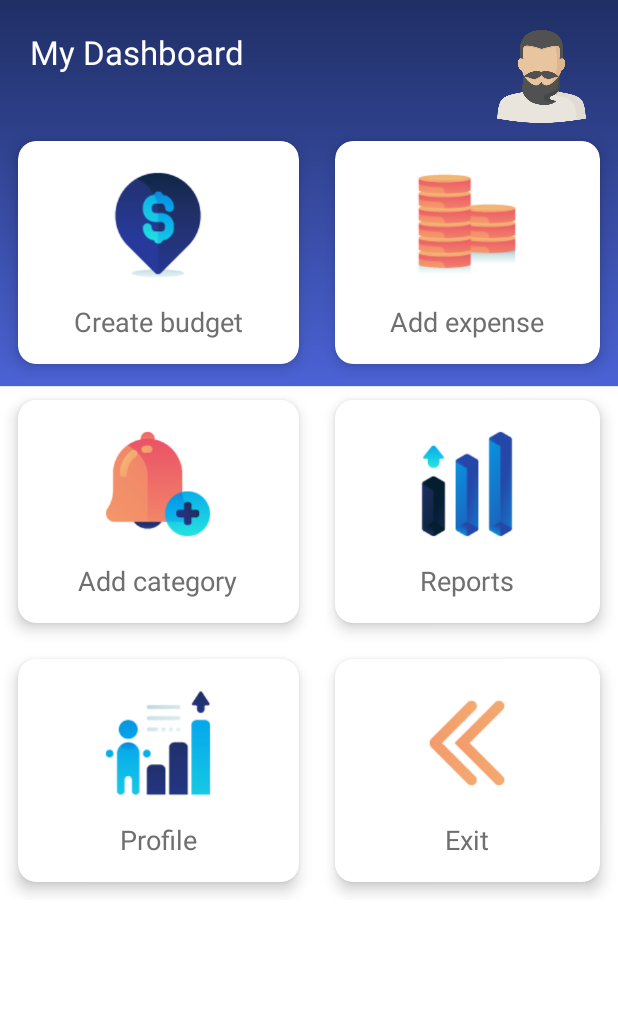
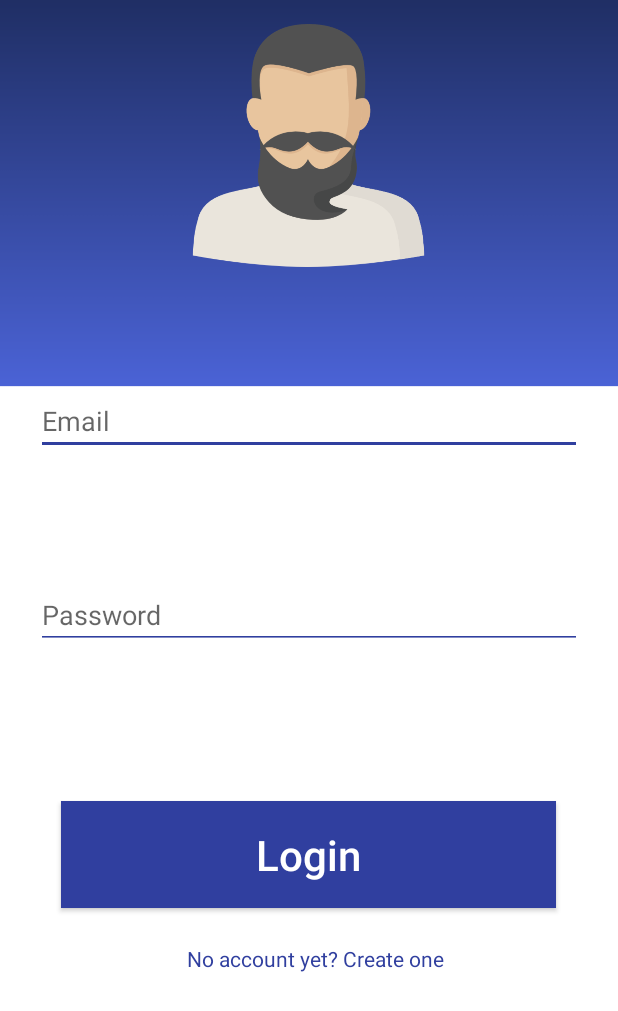
Before and after one commit to imalK96/budgetApp, an Android app: the screen it shows after launch (MainActivity before the commit, LoginActivity after it), on a phone screen of 412 x 824 dp. Shown: the top 1011 px of the screen. Run offline under Robolectric (Android 15) with nearby library versions, the phone set to English and light mode, and no system bars.

Commit message:
Added login ui and navigation to dashboard

```diff
--- a/app/src/main/AndroidManifest.xml
+++ b/app/src/main/AndroidManifest.xml
@@ -9,7 +9,8 @@
         android:roundIcon="@mipmap/ic_launcher_round"
         android:supportsRtl="true"
         android:theme="@style/AppTheme">
-        <activity android:name=".MainActivity">
+        <activity android:name=".MainActivity"></activity>
+        <activity android:name=".LoginActivity">
             <intent-filter>
                 <action android:name="android.intent.action.MAIN" />
 
--- /dev/null
+++ b/app/src/main/java/com/example/imal/LoginActivity.java
@@ -0,0 +1,29 @@
+package com.example.imal;
+
+import androidx.appcompat.app.AppCompatActivity;
+
+import android.content.Intent;
+import android.os.Bundle;
+import android.view.View;
+import android.widget.Button;
+import android.widget.TextView;
+
+public class LoginActivity extends AppCompatActivity {
+
+    private Button loginBtn;
+    private TextView emailTxt, pwTxt;
+
+    @Override
+    protected void onCreate(Bundle savedInstanceState) {
+        super.onCreate(savedInstanceState);
+        setContentView(R.layout.activity_login);
+
+        loginBtn = findViewById(R.id.loginBtn);
+
+    }
+
+    public void Login(View v){
+        Intent loginIntent = new Intent(getBaseContext(), MainActivity.class);
+        startActivity(loginIntent);
+    }
+}
--- /dev/null
+++ b/app/src/main/res/layout/activity_login.xml
@@ -0,0 +1,100 @@
+<?xml version="1.0" encoding="utf-8"?>
+<androidx.constraintlayout.widget.ConstraintLayout xmlns:android="http://schemas.android.com/apk/res/android"
+    xmlns:app="http://schemas.android.com/apk/res-auto"
+    xmlns:tools="http://schemas.android.com/tools"
+    android:layout_width="match_parent"
+    android:layout_height="match_parent"
+    android:background="@drawable/bgapps"
+    tools:context=".LoginActivity">
+
+    <ImageView
+        android:id="@+id/userIcon"
+        android:layout_width="186dp"
+        android:layout_height="162dp"
+        android:layout_marginStart="8dp"
+        android:layout_marginTop="16dp"
+        android:layout_marginEnd="8dp"
+        android:layout_marginBottom="8dp"
+        app:layout_constraintBottom_toTopOf="@+id/usernameBox"
+        app:layout_constraintEnd_toEndOf="parent"
+        app:layout_constraintHorizontal_bias="0.497"
+        app:layout_constraintStart_toStartOf="parent"
+        app:layout_constraintTop_toTopOf="parent"
+        app:layout_constraintVertical_bias="0.065"
+        app:srcCompat="@drawable/profile_pic" />
+
+    <EditText
+        android:id="@+id/usernameBox"
+        android:layout_width="0dp"
+        android:layout_height="wrap_content"
+        android:layout_marginStart="24dp"
+        android:layout_marginTop="80dp"
+        android:layout_marginEnd="24dp"
+        android:backgroundTint="@color/colorPrimaryDark"
+        android:ems="10"
+        android:hint="@string/login_emailHint"
+        android:inputType="textEmailAddress"
+        app:layout_constraintEnd_toEndOf="parent"
+        app:layout_constraintStart_toStartOf="parent"
+        app:layout_constraintTop_toBottomOf="@+id/userIcon"
+        android:autofillHints="" />
+
+    <EditText
+        android:id="@+id/passwordBox"
+        android:layout_width="0dp"
+        android:layout_height="wrap_content"
+        android:layout_marginStart="24dp"
+        android:layout_marginTop="8dp"
+        android:layout_marginEnd="24dp"
+        android:layout_marginBottom="8dp"
+        android:backgroundTint="@color/colorPrimaryDark"
+        android:ems="10"
+        android:hint="@string/login_pwHint"
+        android:inputType="textPassword"
+        android:singleLine="true"
+        app:layout_constraintBottom_toBottomOf="parent"
+        app:layout_constraintEnd_toEndOf="parent"
+        app:layout_constraintHorizontal_bias="0.0"
+        app:layout_constraintStart_toStartOf="parent"
+        app:layout_constraintTop_toBottomOf="@+id/usernameBox"
+        app:layout_constraintVertical_bias="0.166"
+        tools:visibility="visible"
+        android:autofillHints="" />
+
+    <Button
+        android:id="@+id/loginBtn"
+        android:layout_width="330dp"
+        android:layout_height="71dp"
+        android:layout_marginStart="24dp"
+        android:layout_marginTop="8dp"
+        android:layout_marginEnd="24dp"
+        android:layout_marginBottom="44dp"
+        android:background="@color/colorPrimaryDark"
+        android:capitalize="none"
+        android:onClick="Login"
+        android:text="@string/login_btn"
+        android:textAllCaps="false"
+        android:textColor="@color/cardview_light_background"
+        android:textSize="28sp"
+        app:layout_constraintBottom_toBottomOf="parent"
+        app:layout_constraintEnd_toEndOf="parent"
+        app:layout_constraintHorizontal_bias="0.484"
+        app:layout_constraintStart_toStartOf="parent"
+        app:layout_constraintTop_toBottomOf="@+id/passwordBox"
+        app:layout_constraintVertical_bias="0.348" />
+
+    <TextView
+        android:id="@+id/createAcc"
+        android:layout_width="194dp"
+        android:layout_height="40dp"
+        android:layout_marginStart="32dp"
+        android:layout_marginTop="24dp"
+        android:layout_marginEnd="8dp"
+        android:text="@string/createAccount"
+        android:textColor="@color/colorPrimaryDark"
+        app:layout_constraintEnd_toEndOf="parent"
+        app:layout_constraintHorizontal_bias="0.519"
+        app:layout_constraintStart_toStartOf="parent"
+        app:layout_constraintTop_toBottomOf="@+id/loginBtn" />
+
+</androidx.constraintlayout.widget.ConstraintLayout>
--- a/app/src/main/res/layout/activity_main.xml
+++ b/app/src/main/res/layout/activity_main.xml
@@ -25,16 +25,17 @@
                 android:layout_marginTop="20dp"
                 android:textSize="22sp"
                 android:textColor="#FFFFFF"
-                android:text="My Dashboard"
+                android:text="@string/db_header"
                 android:layout_width="wrap_content"
                 android:layout_height="wrap_content" />
 
             <ImageView
-                android:layout_marginTop="20dp"
-                android:layout_alignParentRight="true"
+                android:id="@+id/profileImg"
                 android:layout_width="62dp"
                 android:layout_height="62dp"
-                android:src="@drawable/profile_pic"/>
+                android:layout_alignParentRight="true"
+                android:layout_marginTop="20dp"
+                android:src="@drawable/profile_pic" />
 
         </RelativeLayout>
 
@@ -59,26 +60,26 @@
                 >
 
                 <LinearLayout
+                    android:id="@+id/createBudget"
                     android:layout_width="match_parent"
                     android:layout_height="match_parent"
                     android:gravity="center"
-                    android:padding="16dp"
                     android:orientation="vertical"
-                    >
+                    android:padding="16dp">
 
                     <ImageView
-                        android:src="@drawable/dollar"
+                        android:id="@+id/createBudgetBtn"
                         android:layout_width="80dp"
-                        android:layout_height="80dp" />
+                        android:layout_height="80dp"
+                        android:src="@drawable/dollar" />
 
                     <TextView
                         android:layout_width="wrap_content"
                         android:layout_height="wrap_content"
+                        android:layout_marginTop="12dp"
                         android:text="@string/create_budget_db"
-                        android:textSize="18sp"
                         android:textColor="#6F6F6F"
-                        android:layout_marginTop="12dp"
-                        />
+                        android:textSize="18sp" />
 
                 </LinearLayout>
 
@@ -96,26 +97,26 @@
                 >
 
                 <LinearLayout
+                    android:id="@+id/addExp"
                     android:layout_width="match_parent"
                     android:layout_height="match_parent"
                     android:gravity="center"
-                    android:padding="16dp"
                     android:orientation="vertical"
-                    >
+                    android:padding="16dp">
 
                     <ImageView
-                        android:src="@drawable/coin"
+                        android:id="@+id/addExpBtn"
                         android:layout_width="80dp"
-                        android:layout_height="80dp" />
+                        android:layout_height="80dp"
+                        android:src="@drawable/coin" />
 
                     <TextView
                         android:layout_width="wrap_content"
                         android:layout_height="wrap_content"
+                        android:layout_marginTop="12dp"
                         android:text="@string/add_exp_db"
-                        android:textSize="18sp"
                         android:textColor="#6F6F6F"
-                        android:layout_marginTop="12dp"
-                        />
+                        android:textSize="18sp" />
 
                 </LinearLayout>
 
@@ -133,26 +134,26 @@
                 >
 
                 <LinearLayout
+                    android:id="@+id/addCatergory"
                     android:layout_width="match_parent"
                     android:layout_height="match_parent"
                     android:gravity="center"
-                    android:padding="16dp"
                     android:orientation="vertical"
-                    >
+                    android:padding="16dp">
 
                     <ImageView
-                        android:src="@drawable/add_catergory"
+                        android:id="@+id/catergoryBtn"
                         android:layout_width="80dp"
-                        android:layout_height="80dp" />
+                        android:layout_height="80dp"
+                        android:src="@drawable/add_catergory" />
 
                     <TextView
                         android:layout_width="wrap_content"
                         android:layout_height="wrap_content"
+                        android:layout_marginTop="12dp"
                         android:text="@string/add_custExp_db"
-                        android:textSize="18sp"
                         android:textColor="#6F6F6F"
-                        android:layout_marginTop="12dp"
-                        />
+                        android:textSize="18sp" />
 
                 </LinearLayout>
 
@@ -170,26 +171,26 @@
                 >
 
                 <LinearLayout
+                    android:id="@+id/reports"
                     android:layout_width="match_parent"
                     android:layout_height="match_parent"
                     android:gravity="center"
-                    android:padding="16dp"
                     android:orientation="vertical"
-                    >
+                    android:padding="16dp">
 
                     <ImageView
-                        android:src="@drawable/reports"
+                        android:id="@+id/reportsBtn"
                         android:layout_width="80dp"
-                        android:layout_height="80dp" />
+                        android:layout_height="80dp"
+                        android:src="@drawable/reports" />
 
                     <TextView
                         android:layout_width="wrap_content"
                         android:layout_height="wrap_content"
+                        android:layout_marginTop="12dp"
                         android:text="@string/report_db"
-                        android:textSize="18sp"
                         android:textColor="#6F6F6F"
-                        android:layout_marginTop="12dp"
-                        />
+                        android:textSize="18sp" />
 
                 </LinearLayout>
 
@@ -207,26 +208,26 @@
                 >
 
                 <LinearLayout
+                    android:id="@+id/profile"
                     android:layout_width="match_parent"
                     android:layout_height="match_parent"
                     android:gravity="center"
-                    android:padding="16dp"
                     android:orientation="vertical"
-                    >
+                    android:padding="16dp">
 
                     <ImageView
-                        android:src="@drawable/profile_2"
+                        android:id="@+id/profileBtn"
                         android:layout_width="80dp"
-                        android:layout_height="80dp" />
+                        android:layout_height="80dp"
+                        android:src="@drawable/profile_2" />
 
                     <TextView
                         android:layout_width="wrap_content"
                         android:layout_height="wrap_content"
+                        android:layout_marginTop="12dp"
                         android:text="@string/profile_db"
-                        android:textSize="18sp"
                         android:textColor="#6F6F6F"
-                        android:layout_marginTop="12dp"
-                        />
+                        android:textSize="18sp" />
 
                 </LinearLayout>
 
@@ -244,26 +245,26 @@
                 >
 
                 <LinearLayout
+                    android:id="@+id/exit"
                     android:layout_width="match_parent"
                     android:layout_height="match_parent"
                     android:gravity="center"
-                    android:padding="16dp"
                     android:orientation="vertical"
-                    >
+                    android:padding="16dp">
 
                     <ImageView
-                        android:src="@drawable/exit"
+                        android:id="@+id/exitBtn"
                         android:layout_width="80dp"
-                        android:layout_height="80dp" />
+                        android:layout_height="80dp"
+                        android:src="@drawable/exit" />
 
                     <TextView
                         android:layout_width="wrap_content"
                         android:layout_height="wrap_content"
+                        android:layout_marginTop="12dp"
                         android:text="@string/exit_db"
-                        android:textSize="18sp"
                         android:textColor="#6F6F6F"
-                        android:layout_marginTop="12dp"
-                        />
+                        android:textSize="18sp" />
 
                 </LinearLayout>
 
--- a/app/src/main/res/values/strings.xml
+++ b/app/src/main/res/values/strings.xml
@@ -6,6 +6,10 @@
     <string name="add_custExp_db">Add category</string>
     <string name="exit_db">Exit</string>
     <string name="report_db">Reports</string>
-
+    <string name="login_btn">Login</string>
+    <string name="login_emailHint">Email</string>
+    <string name="login_pwHint">Password</string>
+    <string name="db_header">My Dashboard</string>
+    <string name = "createAccount">No account yet? Create one</string>>
 
 </resources>
```
